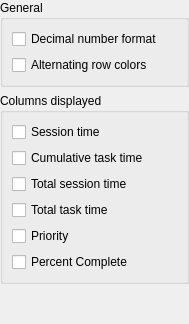
Above: ktimetracker/cfgdisplay.ui from chusopr/kdepim-ktimetracker-akonadi before the change. Below: the same form after it.
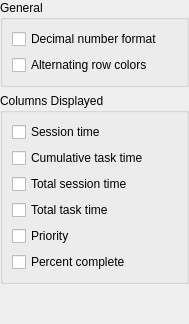
That is the form after the change.

Diff of the .ui file:
```diff
--- a/ktimetracker/cfgdisplay.ui
+++ b/ktimetracker/cfgdisplay.ui
@@ -48,7 +48,7 @@
    <item>
     <widget class="QGroupBox" name="groupBox" >
      <property name="title" >
-      <string>Columns displayed</string>
+      <string>Columns Displayed</string>
      </property>
      <layout class="QVBoxLayout" >
       <item>
@@ -89,7 +89,7 @@
       <item>
        <widget class="QCheckBox" name="kcfg_displayPercentComplete" >
         <property name="text" >
-         <string>Percent Complete</string>
+         <string>Percent complete</string>
         </property>
        </widget>
       </item>
```
